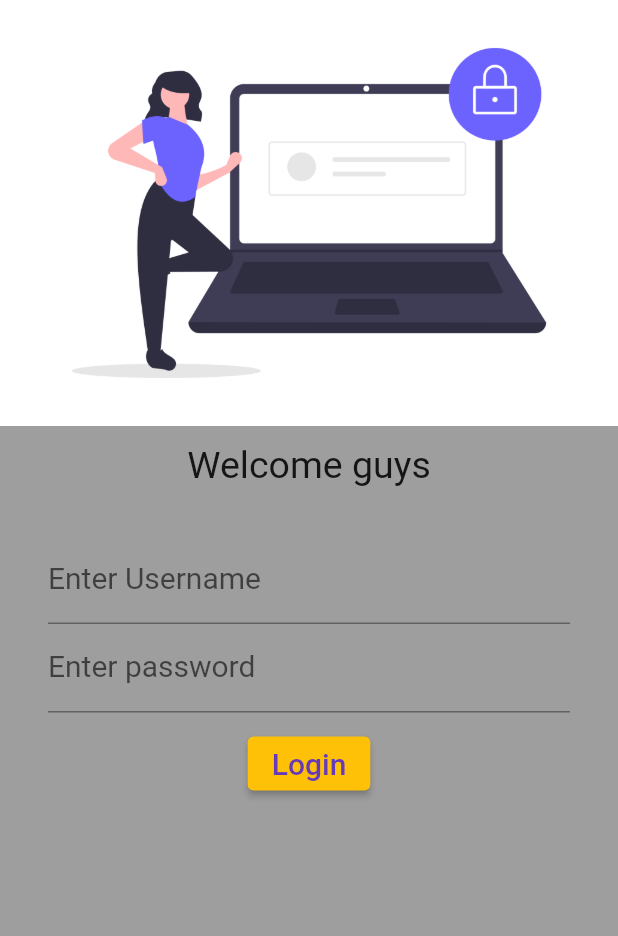
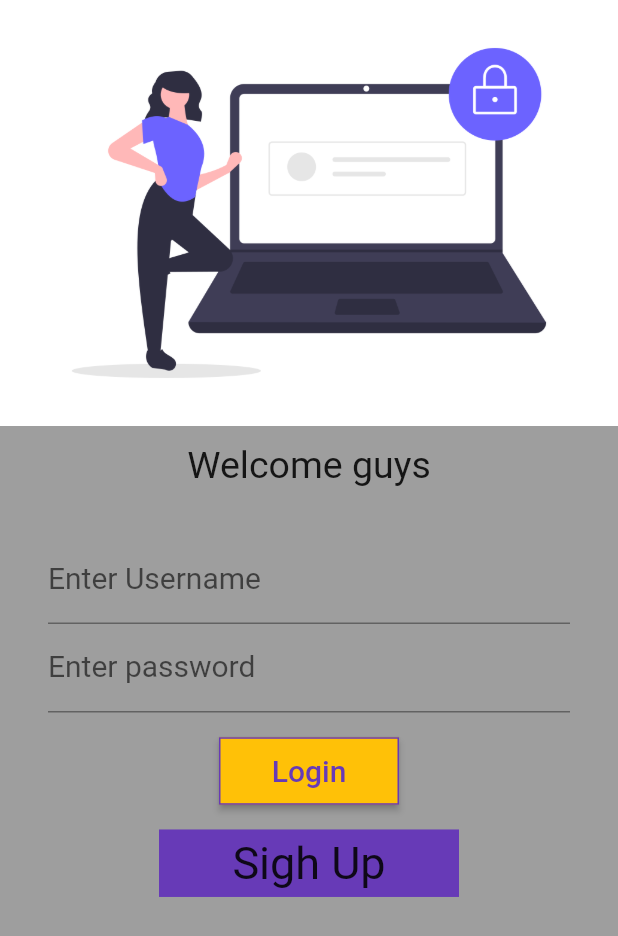
Before and after one commit to Maliajay153/FlutterLearning, a Flutter app: the screen it shows after launch, on a phone screen of 412 x 824 dp. Shown: the top 936 px of the screen. Run offline on Flutter 3.47's test engine with Material 2 defaults, Android fonts, the phone set to English and light mode, and no system bars.

Commit message:
learn how button working and change page

```diff
--- a/lib/main.dart
+++ b/lib/main.dart
@@ -4,6 +4,7 @@ import 'pages/HomePage.dart';
 
 void main() {
   runApp(MyApp());
+  HomePage homePage = new HomePage();
 }
 class  MyApp extends StatelessWidget {
   const MyApp({Key? key}) : super(key: key);
--- a/lib/pages/HomePage.dart
+++ b/lib/pages/HomePage.dart
@@ -14,6 +14,7 @@ class HomePage extends StatelessWidget {
           child: Text("Helo india",style: TextStyle(color: Colors.amber)),
         ),
       ),
+
       drawer: Drawer()
     );
   }
--- a/lib/pages/Login_page.dart
+++ b/lib/pages/Login_page.dart
@@ -1,3 +1,5 @@
+import 'package:demoforme/main.dart';
+import 'package:demoforme/pages/HomePage.dart';
 import 'package:flutter/material.dart';
 
 
@@ -9,9 +11,11 @@ class  Login_page extends StatelessWidget {
     return MaterialApp(
       home: Material(
         color: Colors.grey,
+        child: SingleChildScrollView(
           child: Column(
             children: [
               Image.asset("assets/Images/Login_image.png",fit: BoxFit.cover,),
+
               SizedBox( height : 12),
               Text("Welcome guys",style: TextStyle(fontSize: 25)),
               SizedBox(height: 12,),
@@ -37,14 +41,24 @@ class  Login_page extends StatelessWidget {
                         ),
                       )),
                     ),
-                  SizedBox(height: 10),
+                    SizedBox(height: 15),
                     ElevatedButton(
-                    style: TextButton.styleFrom(backgroundColor: Colors.amber),
-                      onPressed:() {
-                        print("hello mali");
+
+                      style: TextButton.styleFrom(
+                          shape: RoundedRectangleBorder(side: BorderSide(style:BorderStyle.solid,color: Colors.deepPurple)),
+                          minimumSize: Size(120, 45),backgroundColor: Colors.amber),
+                        onPressed: () {
+                           // Navigator.pushNamed(context, "/HomePage");
+                          Navigator.pushNamed(context, "/HomePage");
                         },
                       child: Text("Login",
-                    style:TextStyle(color : Colors.deepPurple,fontSize: 20),))
+                      style:TextStyle(color : Colors.deepPurple,fontSize: 20),)),
+                    SizedBox(height: 15,),
+                    Container(height: 45,width: 200,color: Colors.deepPurple,
+                          child: Center(
+                              child: Text("Sigh Up",style: TextStyle(fontSize: 30),)),
+                    )
+
                    ],
                 ),
               )
@@ -52,6 +66,7 @@ class  Login_page extends StatelessWidget {
 
           ),
         ),
+      ),
     );
   }
 }
```
Lines whose indentation alone changed are shown as unchanged.
